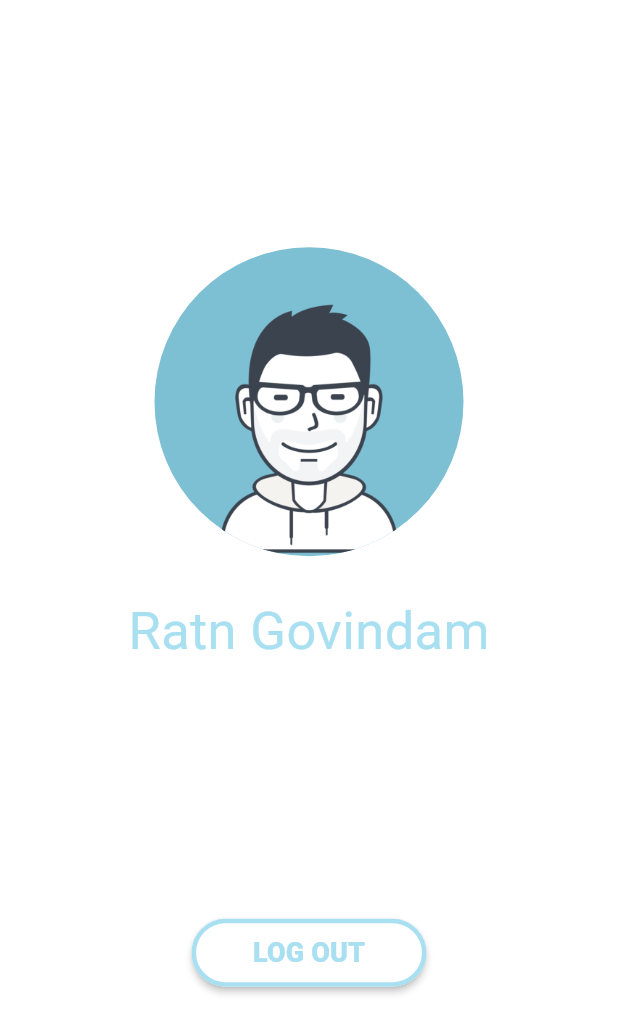
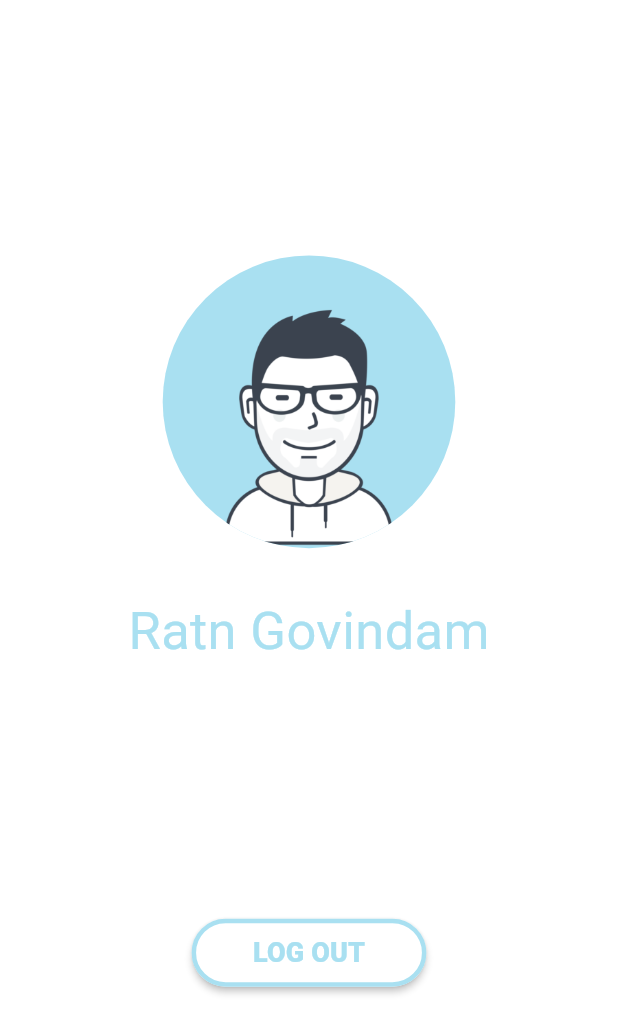
Before and after one commit to RG-7/Authify, a Flutter app: the screen it shows after launch, after a tap on "LOG IN", on a phone screen of 412 x 824 dp. Shown: the top 1034 px of the screen. Run offline on Flutter 3.47's test engine with Material 3 defaults, Android fonts, the phone set to English and light mode, and no system bars.

Commit message:
Authify : Home Page Animation

```diff
--- a/lib/pages/home_page.dart
+++ b/lib/pages/home_page.dart
@@ -1,12 +1,52 @@
+import 'package:authify/utils/animations/login_page_animation.dart';
 import 'package:flutter/material.dart';
 
-class HomePage extends StatelessWidget {
+class AnimatedHomePage extends StatefulWidget {
+  const AnimatedHomePage({super.key});
+
+  @override
+  State<StatefulWidget> createState() {
+    return _AnimatedHomePageState();
+  }
+}
+
+class _AnimatedHomePageState extends State<AnimatedHomePage>
+    with SingleTickerProviderStateMixin {
+  AnimationController? _controller;
+
+  @override
+  void initState() {
+    super.initState();
+    _controller = AnimationController(
+      vsync: this,
+      duration: const Duration(seconds: 1),
+      reverseDuration: const Duration(milliseconds: 400),
+    );
+  }
+
+  @override
+  void dispose() {
+    super.dispose();
+    _controller!.dispose();
+  }
+
+  @override
+  Widget build(BuildContext context) {
+    return _HomePage(_controller!);
+  }
+}
+
+class _HomePage extends StatelessWidget {
   double? deviceHeight;
   double? deviceWidth;
+  Color primaryColor = const Color.fromRGBO(169, 224, 241, 1.0);
 
-  Color secondaryColor = const Color.fromRGBO(125, 191, 211, 1.0);
-  Color primaryColor = const Color.fromRGBO(169, 224, 241, 1.0);
-  HomePage({super.key});
+  AnimationController _controller;
+  EnterAnimation? _animation;
+  _HomePage(this._controller) {
+    _animation = EnterAnimation(_controller);
+    _controller.forward();
+  }
 
   @override
   Widget build(BuildContext context) {
@@ -76,11 +116,18 @@ class HomePage extends StatelessWidget {
 
   Widget _avtarWidget() {
     double circleD = deviceHeight! * 0.25;
-    return Container(
+    return AnimatedBuilder(
+        animation: _animation!.controller,
+        builder: (context, widget) {
+          return Transform(
+            alignment: Alignment.center,
+            transform: Matrix4.diagonal3Values(_animation!.circleSize!.value,
+                _animation!.circleSize!.value, 1),
+            child: Container(
               height: circleD,
               width: circleD,
               decoration: BoxDecoration(
-        color: secondaryColor,
+                color: primaryColor,
                 borderRadius: BorderRadius.circular(500),
                 image: const DecorationImage(
                   image: AssetImage(
@@ -88,6 +135,8 @@ class HomePage extends StatelessWidget {
                   ),
                 ),
               ),
+            ),
           );
+        });
   }
 }
--- a/lib/pages/login_page.dart
+++ b/lib/pages/login_page.dart
@@ -23,7 +23,7 @@ class _AnimatedLoginPageState extends State<AnimatedLoginPage>
     super.initState();
     _controller = AnimationController(
       vsync: this,
-      duration: const Duration(seconds: 2),
+      duration: const Duration(seconds: 1),
       reverseDuration: const Duration(milliseconds: 400),
     );
   }
@@ -36,7 +36,7 @@ class _AnimatedLoginPageState extends State<AnimatedLoginPage>
 
   @override
   Widget build(BuildContext context) {
-    return _LoginPage(_controller);
+    return _LoginPage(_controller!);
   }
 }
 
@@ -47,10 +47,10 @@ class _LoginPage extends StatelessWidget {
   Color secondaryColor = const Color.fromRGBO(169, 224, 241, 1.0);
 
   EnterAnimation? _animation;
-  _LoginPage(controller) {
-    controller = controller;
-    _animation = EnterAnimation(controller);
-    controller.forward();
+  AnimationController _controller;
+  _LoginPage(this._controller) {
+    _animation = EnterAnimation(_controller);
+    _controller.forward();
   }
 
   @override
@@ -88,10 +88,11 @@ class _LoginPage extends StatelessWidget {
 
   Widget _loginButton(BuildContext context) {
     return MaterialButton(
-      onPressed: () {
+      onPressed: () async{
+        await _controller.reverse();
         Navigator.pushReplacement(
           context,
-          FadePageRoute(HomePage()),
+          FadePageRoute(const AnimatedHomePage()),
         );
       },
       minWidth: deviceWidth! * 0.38,
--- a/lib/utils/routes/fade_page_routes.dart
+++ b/lib/utils/routes/fade_page_routes.dart
@@ -16,7 +16,7 @@ class FadePageRoute extends PageRouteBuilder {
             );
           },
           pageBuilder: (BuildContext context, animation, secondAnimation) {
-            return HomePage();
+            return const AnimatedHomePage();
           },
         );
 }
```
Lines whose indentation alone changed are shown as unchanged.
